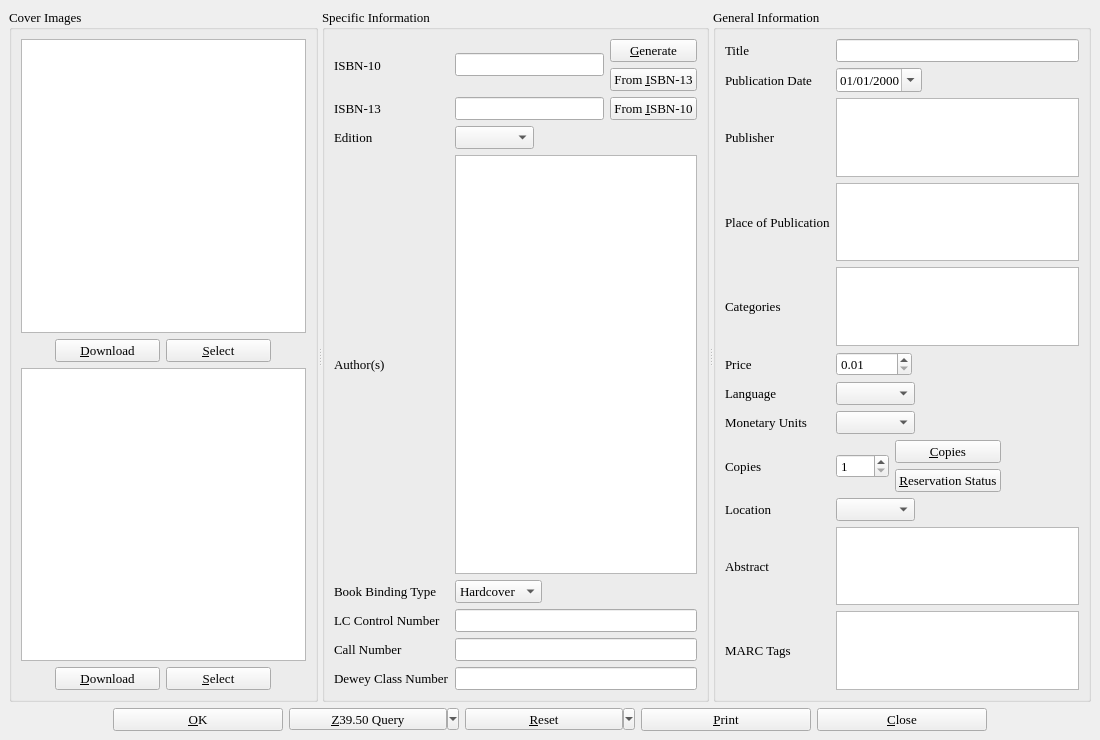
textbrowser/biblioteq, file bookinfo.ui: the form before one commit.
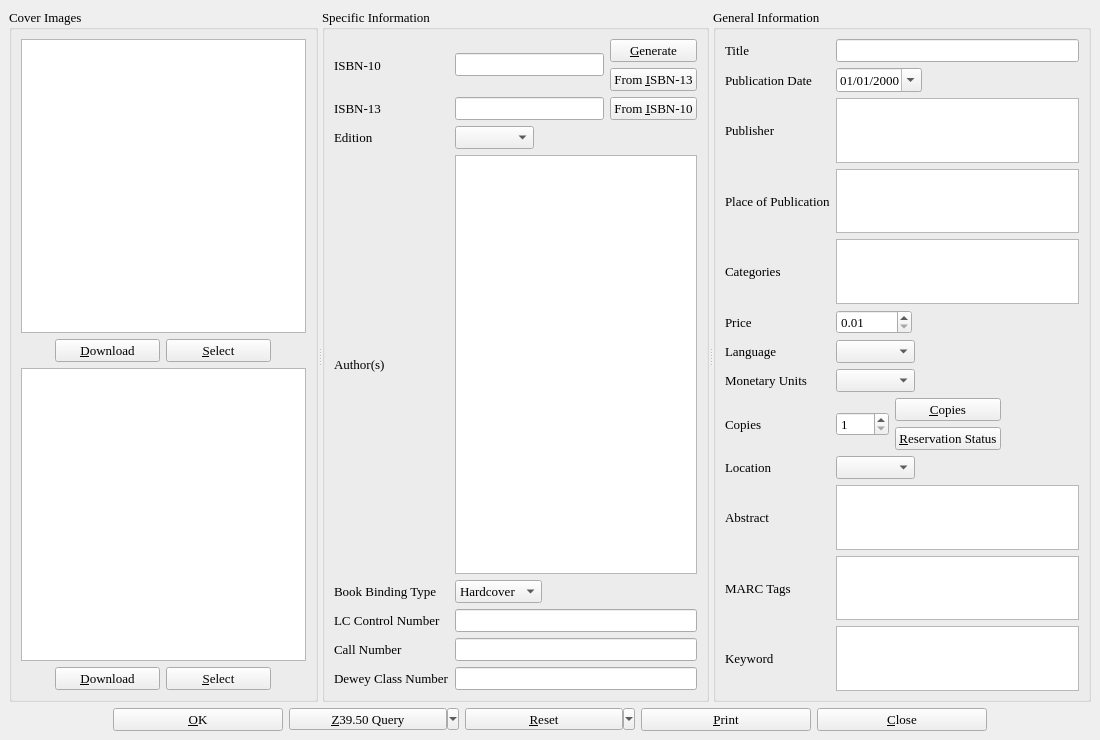
The form after the commit. Icons and pictures are not drawn. Custom widgets are drawn as their Qt base class.

Commit message: Default fonts. Added keyword fields.

```diff
--- a/bookinfo.ui
+++ b/bookinfo.ui
@@ -805,6 +805,12 @@
         </item>
         <item row="3" column="0">
          <widget class="QLabel" name="label_20">
+          <property name="font">
+           <font>
+            <family>Times</family>
+            <pointsize>10</pointsize>
+           </font>
+          </property>
           <property name="text">
            <string>Place of Publication</string>
           </property>
@@ -848,6 +854,12 @@
         </item>
         <item row="11" column="0">
          <widget class="QLabel" name="label_19">
+          <property name="font">
+           <font>
+            <family>Times</family>
+            <pointsize>10</pointsize>
+           </font>
+          </property>
           <property name="text">
            <string>MARC Tags</string>
           </property>
@@ -860,6 +872,32 @@
           </property>
          </widget>
         </item>
+        <item row="12" column="1">
+         <widget class="hyperlinked_text_edit" name="keyword">
+          <property name="readOnly">
+           <bool>false</bool>
+          </property>
+          <property name="textInteractionFlags">
+           <set>Qt::LinksAccessibleByKeyboard|Qt::LinksAccessibleByMouse|Qt::TextBrowserInteraction|Qt::TextEditable|Qt::TextEditorInteraction|Qt::TextSelectableByKeyboard|Qt::TextSelectableByMouse</set>
+          </property>
+          <property name="openLinks">
+           <bool>false</bool>
+          </property>
+         </widget>
+        </item>
+        <item row="12" column="0">
+         <widget class="QLabel" name="label_21">
+          <property name="font">
+           <font>
+            <family>Times</family>
+            <pointsize>10</pointsize>
+           </font>
+          </property>
+          <property name="text">
+           <string>Keyword</string>
+          </property>
+         </widget>
+        </item>
        </layout>
       </widget>
      </widget>
```
Left out of the diff: 30 changed lines with no effect on the pictures. The commit also changes 12 other files.
